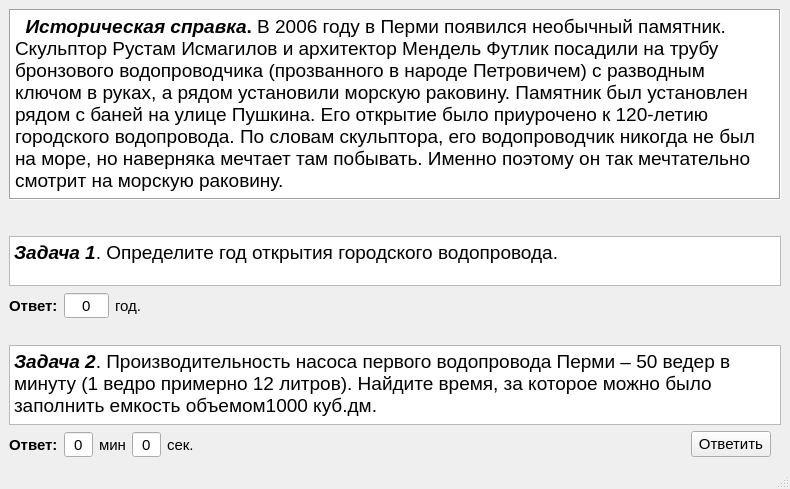
Before: the Qt Designer form SixthTaskWindow.ui in VladZuykin/quest, drawn with Qt 5.
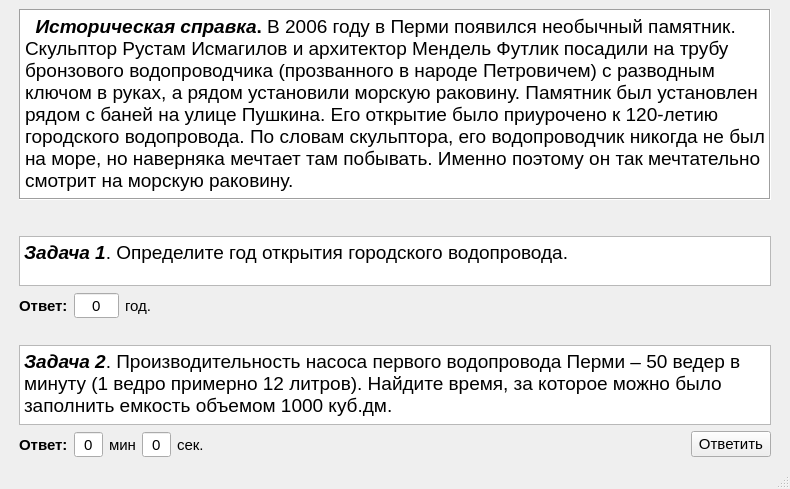
After: the same form once the commit is applied.

Commit message: Доделано всё but maps, исправлены ui files

Diff of the .ui file:
```diff
--- a/SixthTaskWindow.ui
+++ b/SixthTaskWindow.ui
@@ -16,6 +16,24 @@
   <widget class="QWidget" name="centralwidget">
    <layout class="QVBoxLayout" name="verticalLayout">
     <item>
+     <layout class="QHBoxLayout" name="horizontalLayout_5">
+      <item>
+       <spacer name="horizontalSpacer_4">
+        <property name="orientation">
+         <enum>Qt::Horizontal</enum>
+        </property>
+        <property name="sizeType">
+         <enum>QSizePolicy::Fixed</enum>
+        </property>
+        <property name="sizeHint" stdset="0">
+         <size>
+          <width>10</width>
+          <height>20</height>
+         </size>
+        </property>
+       </spacer>
+      </item>
+      <item>
      <widget class="QTextBrowser" name="textBrowser">
       <property name="frameShape">
        <enum>QFrame::Box</enum>
@@ -30,6 +48,24 @@
      </widget>
     </item>
     <item>
+       <spacer name="horizontalSpacer_5">
+        <property name="orientation">
+         <enum>Qt::Horizontal</enum>
+        </property>
+        <property name="sizeType">
+         <enum>QSizePolicy::Fixed</enum>
+        </property>
+        <property name="sizeHint" stdset="0">
+         <size>
+          <width>10</width>
+          <height>20</height>
+         </size>
+        </property>
+       </spacer>
+      </item>
+     </layout>
+    </item>
+    <item>
      <spacer name="verticalSpacer">
       <property name="orientation">
        <enum>Qt::Vertical</enum>
@@ -46,6 +82,24 @@
      </spacer>
     </item>
     <item>
+     <layout class="QHBoxLayout" name="horizontalLayout_4">
+      <item>
+       <spacer name="horizontalSpacer_6">
+        <property name="orientation">
+         <enum>Qt::Horizontal</enum>
+        </property>
+        <property name="sizeType">
+         <enum>QSizePolicy::Fixed</enum>
+        </property>
+        <property name="sizeHint" stdset="0">
+         <size>
+          <width>10</width>
+          <height>20</height>
+         </size>
+        </property>
+       </spacer>
+      </item>
+      <item>
      <widget class="QTextBrowser" name="textBrowser_2">
       <property name="maximumSize">
        <size>
@@ -63,7 +117,41 @@
      </widget>
     </item>
     <item>
+       <spacer name="horizontalSpacer_7">
+        <property name="orientation">
+         <enum>Qt::Horizontal</enum>
+        </property>
+        <property name="sizeType">
+         <enum>QSizePolicy::Fixed</enum>
+        </property>
+        <property name="sizeHint" stdset="0">
+         <size>
+          <width>10</width>
+          <height>20</height>
+         </size>
+        </property>
+       </spacer>
+      </item>
+     </layout>
+    </item>
+    <item>
      <layout class="QHBoxLayout" name="horizontalLayout">
+      <item>
+       <spacer name="horizontalSpacer_8">
+        <property name="orientation">
+         <enum>Qt::Horizontal</enum>
+        </property>
+        <property name="sizeType">
+         <enum>QSizePolicy::Fixed</enum>
+        </property>
+        <property name="sizeHint" stdset="0">
+         <size>
+          <width>10</width>
+          <height>20</height>
+         </size>
+        </property>
+       </spacer>
+      </item>
       <item>
        <widget class="QLabel" name="label">
         <property name="sizePolicy">
@@ -164,6 +252,24 @@
      </spacer>
     </item>
     <item>
+     <layout class="QHBoxLayout" name="horizontalLayout_3">
+      <item>
+       <spacer name="horizontalSpacer_10">
+        <property name="orientation">
+         <enum>Qt::Horizontal</enum>
+        </property>
+        <property name="sizeType">
+         <enum>QSizePolicy::Fixed</enum>
+        </property>
+        <property name="sizeHint" stdset="0">
+         <size>
+          <width>10</width>
+          <height>20</height>
+         </size>
+        </property>
+       </spacer>
+      </item>
+      <item>
      <widget class="QTextBrowser" name="textBrowser_3">
       <property name="maximumSize">
        <size>
@@ -176,12 +282,46 @@
 &lt;html&gt;&lt;head&gt;&lt;meta name=&quot;qrichtext&quot; content=&quot;1&quot; /&gt;&lt;style type=&quot;text/css&quot;&gt;
 p, li { white-space: pre-wrap; }
 &lt;/style&gt;&lt;/head&gt;&lt;body style=&quot; font-family:'MS Shell Dlg 2'; font-size:8.25pt; font-weight:400; font-style:normal;&quot;&gt;
-&lt;p style=&quot; margin-top:0px; margin-bottom:0px; margin-left:0px; margin-right:0px; -qt-block-indent:0; text-indent:0px;&quot;&gt;&lt;span style=&quot; font-size:14pt; font-weight:600; font-style:italic; color:#000000;&quot;&gt;Задача 2&lt;/span&gt;&lt;span style=&quot; font-size:14pt; color:#000000;&quot;&gt;. Производительность насоса первого водопровода Перми – 50 ведер в минуту (1 ведро примерно 12 литров). Найдите время, за которое можно было заполнить емкость объемом1000 куб.дм.&lt;/span&gt;&lt;span style=&quot; font-size:8pt;&quot;&gt; &lt;/span&gt;&lt;/p&gt;&lt;/body&gt;&lt;/html&gt;</string>
-      </property>
-     </widget>
+&lt;p style=&quot; margin-top:0px; margin-bottom:0px; margin-left:0px; margin-right:0px; -qt-block-indent:0; text-indent:0px;&quot;&gt;&lt;span style=&quot; font-size:14pt; font-weight:600; font-style:italic; color:#000000;&quot;&gt;Задача 2&lt;/span&gt;&lt;span style=&quot; font-size:14pt; color:#000000;&quot;&gt;. Производительность насоса первого водопровода Перми – 50 ведер в минуту (1 ведро примерно 12 литров). Найдите время, за которое можно было заполнить емкость объемом 1000 куб.дм.&lt;/span&gt;&lt;span style=&quot; font-size:8pt;&quot;&gt; &lt;/span&gt;&lt;/p&gt;&lt;/body&gt;&lt;/html&gt;</string>
+        </property>
+       </widget>
+      </item>
+      <item>
+       <spacer name="horizontalSpacer_9">
+        <property name="orientation">
+         <enum>Qt::Horizontal</enum>
+        </property>
+        <property name="sizeType">
+         <enum>QSizePolicy::Fixed</enum>
+        </property>
+        <property name="sizeHint" stdset="0">
+         <size>
+          <width>10</width>
+          <height>20</height>
+         </size>
+        </property>
+       </spacer>
+      </item>
+     </layout>
     </item>
     <item>
      <layout class="QHBoxLayout" name="horizontalLayout_2">
+      <item>
+       <spacer name="horizontalSpacer_11">
+        <property name="orientation">
+         <enum>Qt::Horizontal</enum>
+        </property>
+        <property name="sizeType">
+         <enum>QSizePolicy::Fixed</enum>
+        </property>
+        <property name="sizeHint" stdset="0">
+         <size>
+          <width>10</width>
+          <height>20</height>
+         </size>
+        </property>
+       </spacer>
+      </item>
       <item>
        <widget class="QLabel" name="label_4">
         <property name="font">
```
Lines whose indentation alone changed are shown as unchanged. The commit also changes 7 other files.
